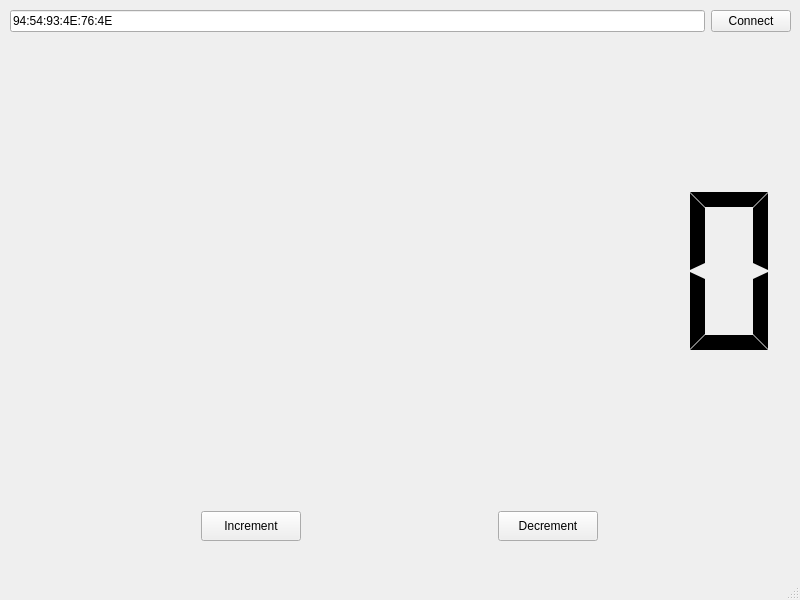
First picture: the form in main_window.ui, repository siyka-au/qtdro, before the edit.
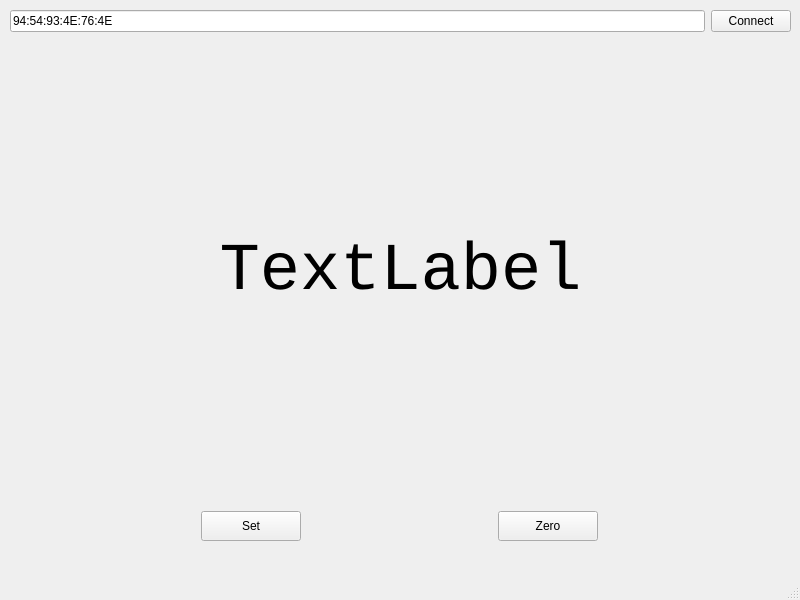
Second picture: the form after the edit.

Diff of the .ui file:
```diff
--- a/main_window.ui
+++ b/main_window.ui
@@ -52,33 +52,33 @@
       </layout>
      </item>
      <item>
-      <widget class="QLCDNumber" name="lcdNumber">
+      <widget class="QLabel" name="label">
        <property name="sizePolicy">
         <sizepolicy hsizetype="Expanding" vsizetype="Expanding">
          <horstretch>0</horstretch>
          <verstretch>0</verstretch>
         </sizepolicy>
        </property>
-       <property name="minimumSize">
-        <size>
-         <width>0</width>
-         <height>150</height>
-        </size>
+       <property name="font">
+        <font>
+         <family>Monospace</family>
+         <pointsize>50</pointsize>
+        </font>
        </property>
-       <property name="baseSize">
-        <size>
-         <width>0</width>
-         <height>50</height>
-        </size>
+       <property name="text">
+        <string notr="true">TextLabel</string>
        </property>
-       <property name="frameShape">
-        <enum>QFrame::NoFrame</enum>
+       <property name="textFormat">
+        <enum>Qt::PlainText</enum>
        </property>
-       <property name="digitCount">
-        <number>8</number>
+       <property name="scaledContents">
+        <bool>true</bool>
        </property>
-       <property name="segmentStyle">
-        <enum>QLCDNumber::Flat</enum>
+       <property name="alignment">
+        <set>Qt::AlignCenter</set>
+       </property>
+       <property name="textInteractionFlags">
+        <set>Qt::NoTextInteraction</set>
        </property>
       </widget>
      </item>
@@ -105,7 +105,7 @@
           </size>
          </property>
          <property name="text">
-          <string>Increment</string>
+          <string>Set</string>
          </property>
         </widget>
        </item>
@@ -130,7 +130,7 @@
           </size>
          </property>
          <property name="text">
-          <string>Decrement</string>
+          <string>Zero</string>
          </property>
         </widget>
        </item>
```
Left out of the diff: 88 changed lines with no effect on the pictures.
